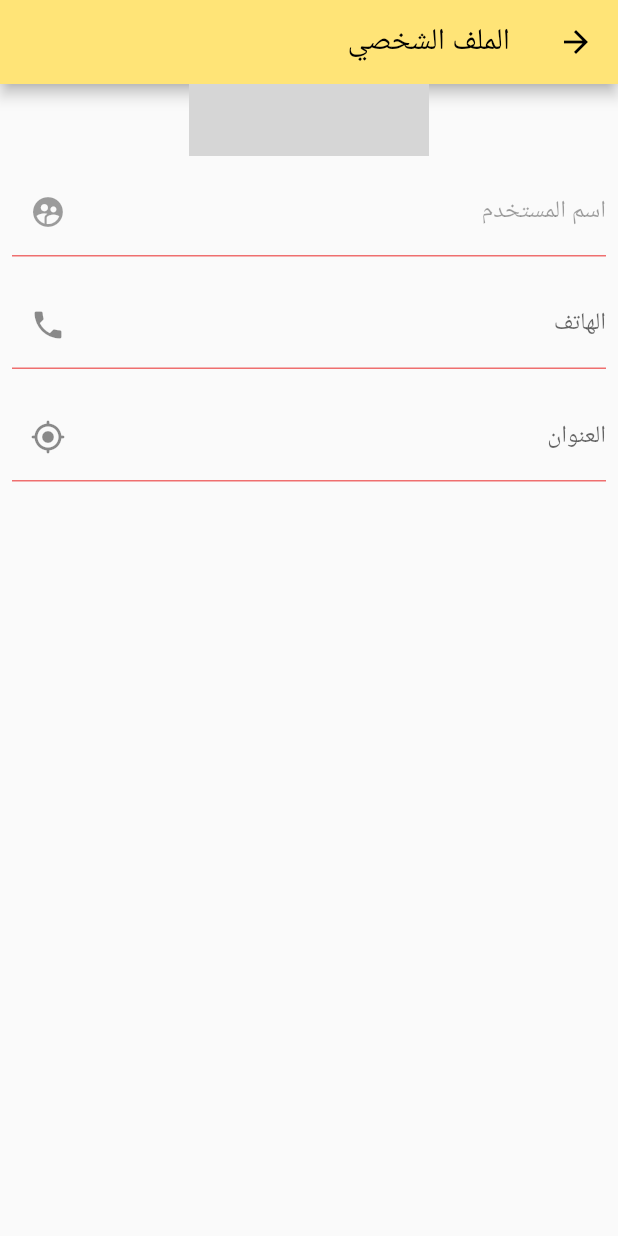
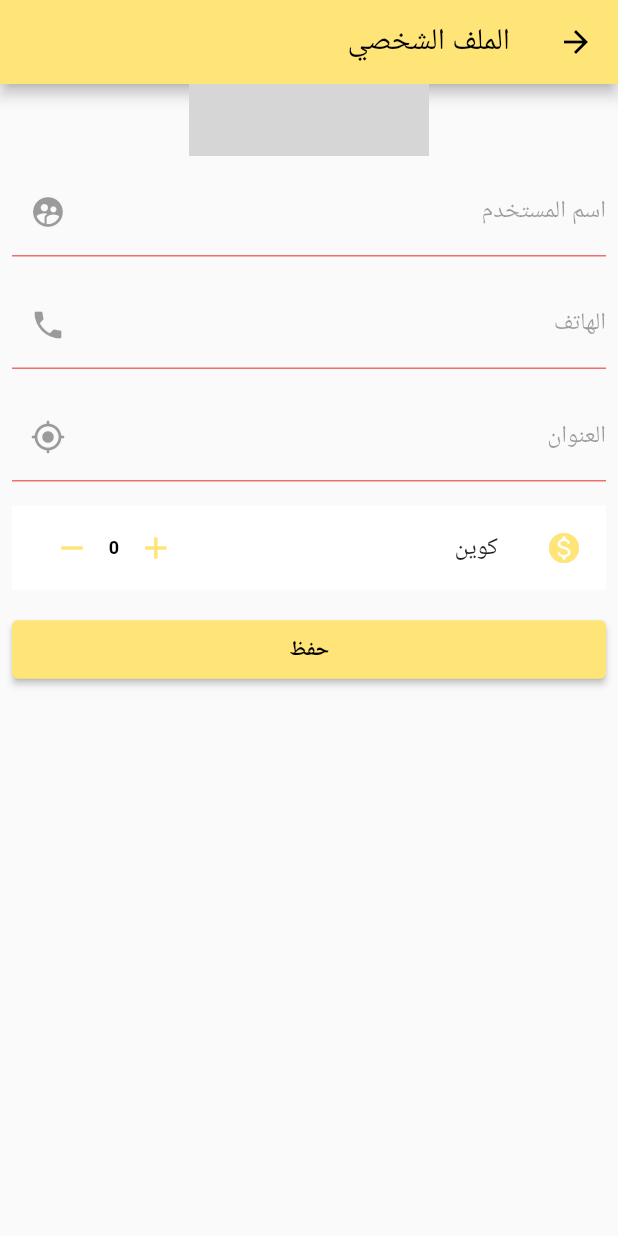
Before and after one commit to elesdody5/mydelivery_admin, a Flutter app: the ProfileScreen screen opened by its route, on a phone screen of 412 x 824 dp. Run offline on Flutter 3.47's test engine with Material 2 defaults, Android fonts, the phone set to English and light mode, and no system bars; drawn by our look-alikes of flutter_form_builder; our stand-ins replace cached_network_image, cloud_firestore, cool_alert, curved_navigation_bar, dio, firebase_core and 10 more; missing offline and left inert: form_builder_image_picker; accounts and stored records are empty; network calls fail; grey boxes are pictures that could not be loaded.

Commit message:
add update coins

```diff
--- a/features/core/lib/domain/user.dart
+++ b/features/core/lib/domain/user.dart
@@ -15,6 +15,7 @@ class User {
   UserType? userType;
   String? latitude;
   String? longitude;
+  int? coins;
 
   User(
       {this.userType,
@@ -25,7 +26,8 @@ class User {
       this.imageUrl,
       this.latitude,
       this.longitude,
-      this.imageFile});
+      this.imageFile,
+      this.coins});
 
   factory User.fromJson(Map<String, dynamic> json) => User(
       id: json["_id"],
@@ -35,7 +37,8 @@ class User {
       address: json['fullAddress'],
       latitude: json["address"]?["lattitude"],
       longitude: json["address"]?["longitude"],
-      userType: stringToEnum(json['userType']?.toLowerCase()));
+      userType: stringToEnum(json['userType']?.toLowerCase()),
+      coins: json['score']);
 
   Future<Map<String, dynamic>> toJsonWithImage() async {
     List<String>? mimeTypeData;
@@ -66,6 +69,7 @@ class User {
         "fullAddress": address,
         "address": {'lattitude': latitude, "longitude": longitude},
         "photo": imageUrl,
+        "score": coins
       };
 
   @override
--- a/features/delivery/lib/data/remote/network/delivery_api_service_imp.dart
+++ b/features/delivery/lib/data/remote/network/delivery_api_service_imp.dart
@@ -38,7 +38,7 @@ class DeliveryApiServiceImp implements DeliveryApiService {
     List<QuickOrder> orders = [];
     response.data['quickOrders']
         .forEach((json) => orders.add(QuickOrder.fromJson(json)));
-    return ApiResponse(responseData: orders);
+    return ApiResponse(responseData: orders.reversed.toList());
   }
 
   @override
@@ -70,6 +70,7 @@ class DeliveryApiServiceImp implements DeliveryApiService {
         .forEach((json) => orders.add(QuickOrder.fromJson(json)));
     return ApiResponse(
         responseData: orders
+            .reversed
             .where((order) => order.orderStatus != OrderStatus.delivered)
             .toList());
   }
@@ -104,6 +105,7 @@ class DeliveryApiServiceImp implements DeliveryApiService {
         .forEach((json) => orders.add(QuickOrder.fromJson(json)));
     return ApiResponse(
         responseData: orders
+            .reversed
             .where((order) => order.orderStatus == OrderStatus.delivered)
             .toList());
   }
--- a/features/user_profile/lib/data/remote/network/user_api_service_imp.dart
+++ b/features/user_profile/lib/data/remote/network/user_api_service_imp.dart
@@ -39,7 +39,7 @@ class UserApiServiceImp implements UserApiService {
   Future<ApiResponse> updateUser(User user) async {
     final response = await _dio.patch(userDetailsUrl,
         queryParameters: {"userId": user.id},
-        data: FormData.fromMap(await user.toJsonWithImage()));
+        data: user.toJson());
     if (response.statusCode != 200 && response.statusCode != 201) {
       print("error message is ${response.data['message']}");
       return ApiResponse(errorMessage: response.data['message']);
--- a/features/user_profile/lib/profile_screen.dart
+++ b/features/user_profile/lib/profile_screen.dart
@@ -15,9 +15,25 @@ class ProfileScreen extends StatelessWidget {
   ProfileScreen({Key? key}) : super(key: key);
   final GlobalKey<FormBuilderState> _formKey = GlobalKey();
 
+  Future<void> _submit(ProfileProvider provider) async {
+    if (_formKey.currentState?.validate() == false) {
+      // Invalid!
+      return;
+    }
+    _formKey.currentState?.save();
+    provider.updateUser();
+  }
+
+  void _setupListener(ProfileProvider provider) {
+    setupErrorMessageListener(provider.errorMessage);
+    setupLoadingListener(provider.isLoading);
+    setupSuccessMessageListener(provider.successMessage);
+  }
+
   @override
   Widget build(BuildContext context) {
     final provider = Provider.of<ProfileProvider>(context, listen: false);
+    _setupListener(provider);
     return Scaffold(
         appBar: AppBar(
           title: Text("profile".tr),
@@ -45,11 +61,7 @@ class ProfileScreen extends StatelessWidget {
                         fit: BoxFit.cover,
                         previewWidth: 160,
                         iconColor: Colors.grey,
-                        onSaved: (image) {
-                          if (image?[0] != null) {
-                            provider.user?.imageFile = File(image?[0]?.path);
-                          }
-                        },
+                        enabled: false,
                         initialValue: [provider.user?.imageUrl],
                       ),
                     ),
@@ -58,10 +70,8 @@ class ProfileScreen extends StatelessWidget {
                     padding: const EdgeInsets.all(8.0),
                     child: FormBuilderTextField(
                         name: "name",
-                        enabled: provider.editAble,
-                        onSaved: (String? name) {
-                          if (name != null) provider.user?.name = name;
-                        },
+                        enabled: false,
+                        readOnly: true,
                         initialValue: provider.user?.name,
                         decoration: formInputDecoration(
                             label: "user_name".tr,
@@ -74,9 +84,8 @@ class ProfileScreen extends StatelessWidget {
                     padding: const EdgeInsets.all(8.0),
                     child: FormBuilderTextField(
                         name: "phone",
-                        onSaved: (String? phone) {
-                          if (phone != null) provider.user?.phone = phone;
-                        },
+                        enabled: false,
+                        readOnly: true,
                         initialValue: provider.user?.phone,
                         decoration: formInputDecoration(
                             label: "phone".tr,
@@ -97,15 +106,51 @@ class ProfileScreen extends StatelessWidget {
                       padding: const EdgeInsets.all(8.0),
                       child: FormBuilderTextField(
                         name: "address",
-                        onSaved: (String? address) {
-                          if (address != null) provider.user?.address = address;
-                        },
+                        enabled: false,
+                        readOnly: true,
                         initialValue: provider.user?.address,
                         decoration: formInputDecoration(
                             label: "address".tr,
                             suffixIcon: const Icon(Icons.my_location_rounded)),
                       )),
-
+                  Padding(
+                    padding: const EdgeInsets.all(8.0),
+                    child: ListTile(
+                        tileColor: Colors.white,
+                        leading: Icon(
+                          Icons.monetization_on_rounded,
+                          color: Get.theme.primaryColor,
+                        ),
+                        title: Text("coin".tr),
+                        trailing: Row(
+                          mainAxisSize: MainAxisSize.min,
+                          children: [
+                            IconButton(
+                                icon: Icon(
+                                  Icons.add,
+                                  color: Get.theme.primaryColor,
+                                ),
+                                onPressed: provider.increaseScore),
+                            Text(provider.user?.coins?.toString() ?? "0"),
+                            IconButton(
+                                icon: Icon(
+                                  Icons.remove,
+                                  color: Get.theme.primaryColor,
+                                ),
+                                onPressed: provider.decreaseScore),
+                          ],
+                        )),
+                  ),
+                  Padding(
+                    padding: const EdgeInsets.all(8.0),
+                    child: ElevatedButton(
+                      child: Text(
+                        "save".tr,
+                        style: const TextStyle(fontWeight: FontWeight.bold),
+                      ),
+                      onPressed: () => _submit(provider),
+                    ),
+                  ),
                 ],
               ),
             );
--- a/lib/language/ar.dart
+++ b/lib/language/ar.dart
@@ -182,4 +182,5 @@ Map<String, String> arJson = {
   "after_apply_coins_message": "السعر بعد الخصم",
   "add_photo": "اضافة صورة",
   "view_image": "عرض الصورة",
+  "coin": "كوين",
 };
```
Also changed, not shown: features/delivery/lib/widgets/quick_order_list_item.dart (+17 -5 lines), features/user_profile/lib/profile_provider.dart (+10 -5 lines), features/widgets/lib/user_list/user_list_item/user_list_item.dart (+22 -4 lines).
